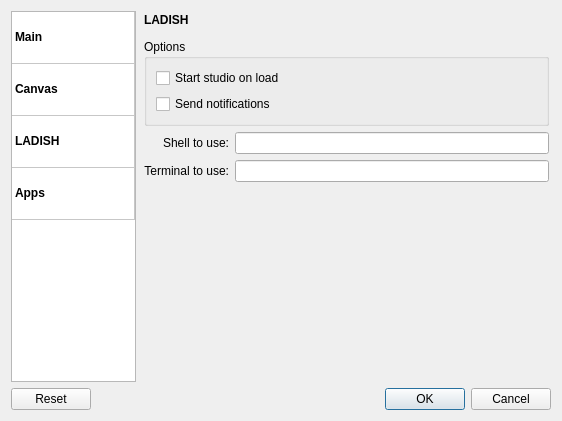
falkTX/Cadence, file src/ui/settings_app.ui: the form before one commit.
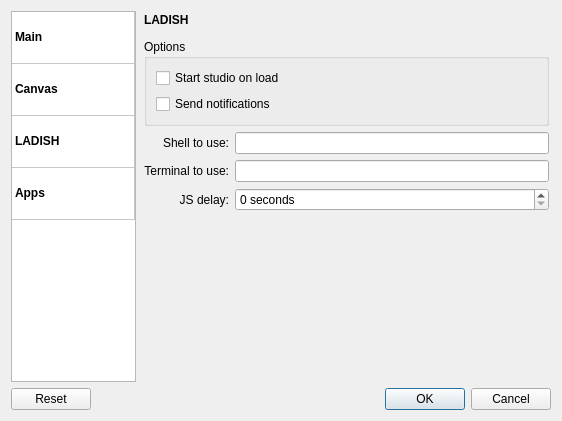
The form after the commit. The open tabs and pages were chosen to show the change. Icons and pictures are not drawn.

```diff
--- a/src/ui/settings_app.ui
+++ b/src/ui/settings_app.ui
@@ -675,6 +675,29 @@
            <item row="1" column="1">
             <widget class="QLineEdit" name="le_ladish_terminal"/>
            </item>
+           <item row="2" column="0">
+            <widget class="QLabel" name="label_2">
+             <property name="text">
+              <string>JS delay:</string>
+             </property>
+             <property name="alignment">
+              <set>Qt::AlignRight|Qt::AlignTrailing|Qt::AlignVCenter</set>
+             </property>
+            </widget>
+           </item>
+           <item row="2" column="1">
+            <widget class="QSpinBox" name="sb_ladish_jsdelay">
+             <property name="suffix">
+              <string> seconds</string>
+             </property>
+             <property name="prefix">
+              <string/>
+             </property>
+             <property name="maximum">
+              <number>1000</number>
+             </property>
+            </widget>
+           </item>
           </layout>
          </item>
          <item>
```
Left out of the diff: 2 changed lines with no effect on the pictures.
